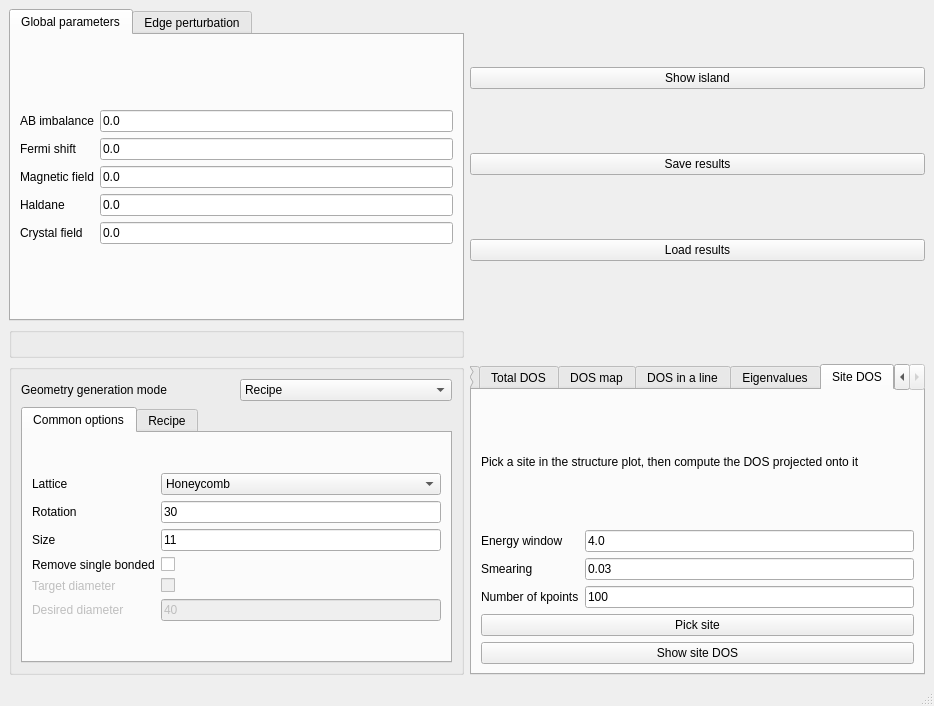
This is interface-pyqt/huge_0d/interface.ui in joselado/quantum-lattice as Qt 5 draws it before an edit. The edited form follows.
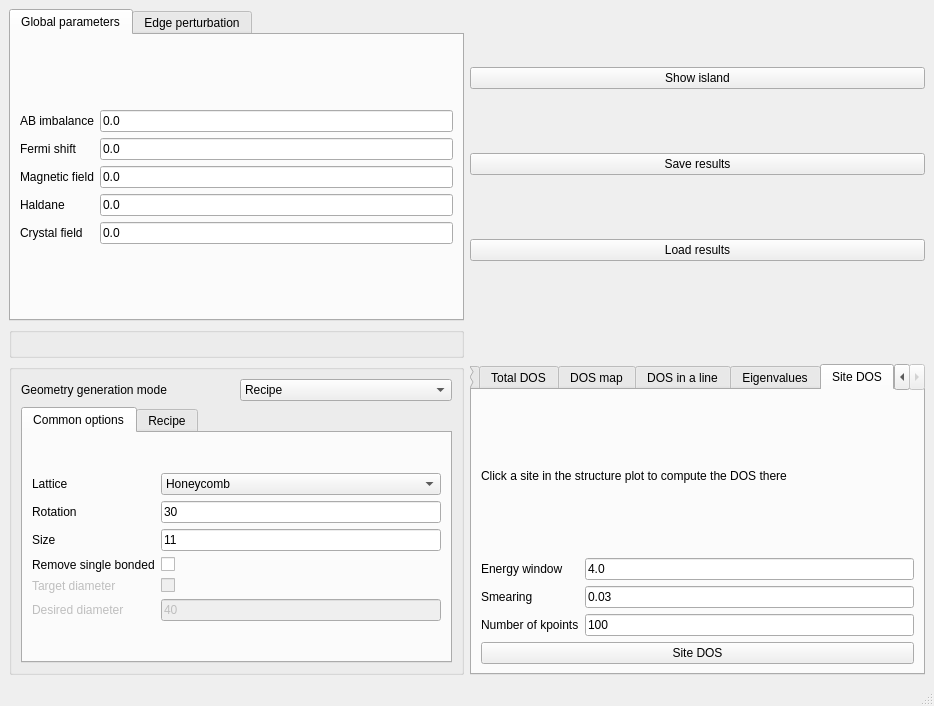
This is the edited form. The open tabs and pages were chosen to show the change. Custom widgets are drawn as their Qt base class.

Commit message: Make Site DOS a single interactive view instead of two separate steps

```diff
--- a/interface-pyqt/huge_0d/interface.ui
+++ b/interface-pyqt/huge_0d/interface.ui
@@ -963,7 +963,7 @@
         <item>
          <widget class="BodyLabel" name="label_site_dos_info">
           <property name="text">
-           <string>Pick a site in the structure plot, then compute the DOS projected onto it</string>
+           <string>Click a site in the structure plot to compute the DOS there</string>
           </property>
           <property name="wordWrap">
            <bool>true</bool>
@@ -1016,20 +1016,10 @@
           </item>
          </layout>
         </item>
-        <item>
-         <widget class="PushButton" name="select_site_dos">
-          <property name="toolTip">
-           <string>Click a site in the structure plot to select it</string>
-          </property>
-          <property name="text">
-           <string>Pick site</string>
-          </property>
-         </widget>
-        </item>
         <item>
          <widget class="PushButton" name="show_site_dos">
           <property name="text">
-           <string>Show site DOS</string>
+           <string>Site DOS</string>
           </property>
          </widget>
         </item>
```
The commit also changes 30 other files.
